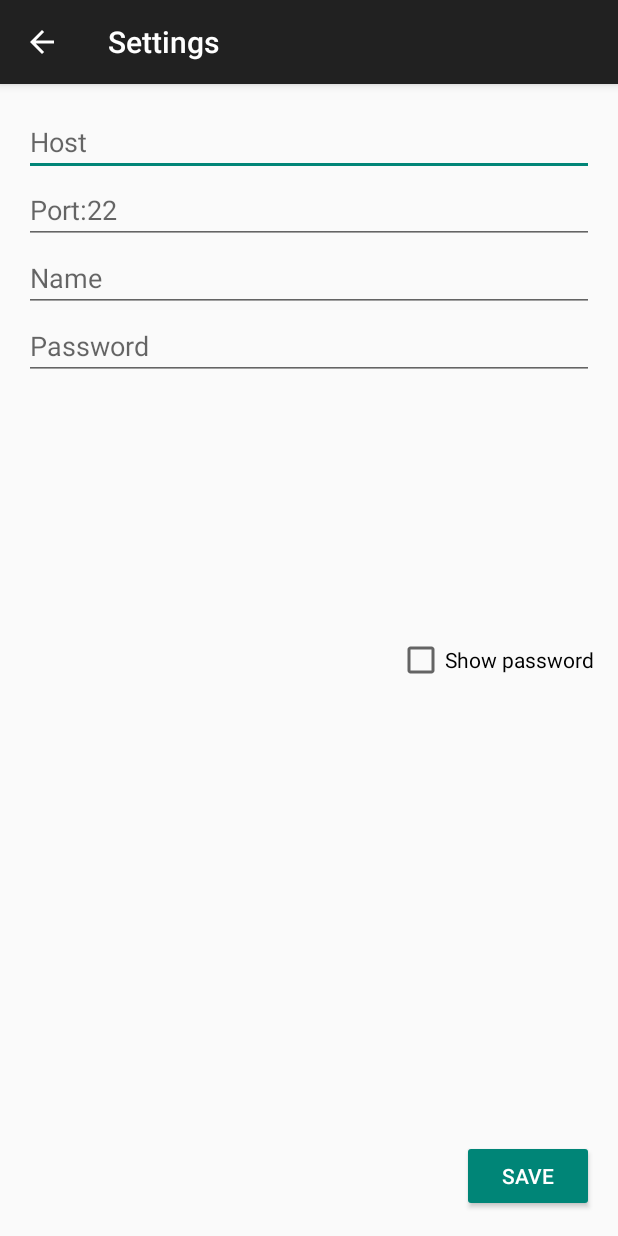
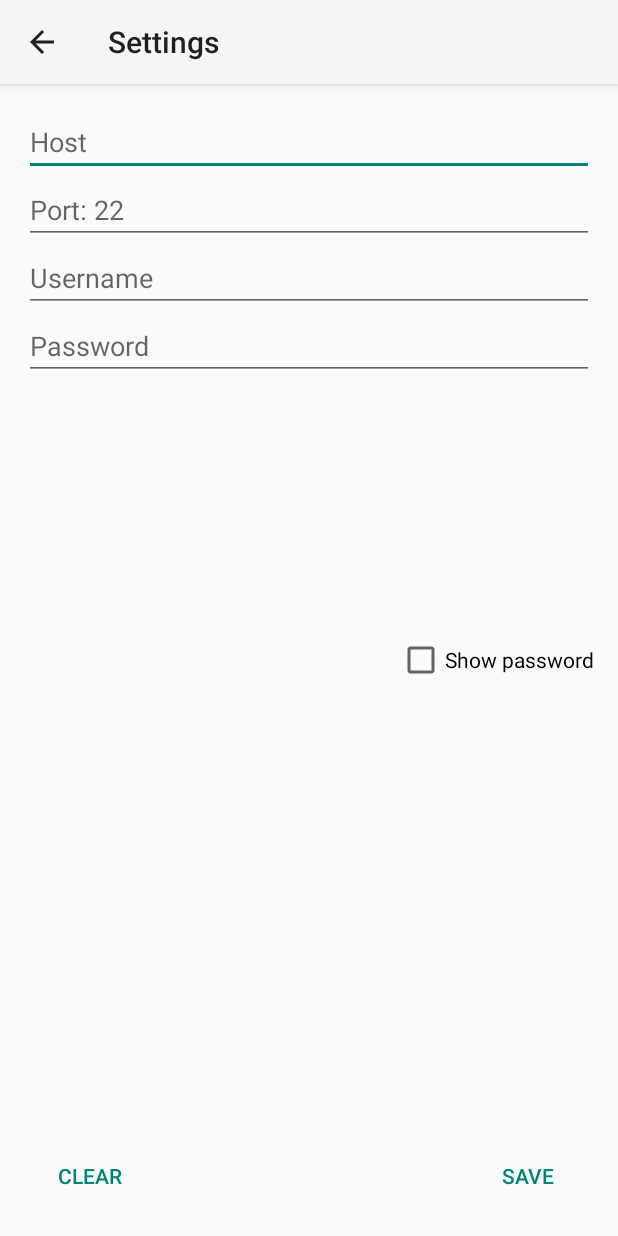
Before and after one commit to rcanalsr5/Temperature, an Android app: the screen it shows after launch (SettingsActivity), on a phone screen of 412 x 824 dp. Run offline under Robolectric (Android 15) with nearby library versions, the phone set to English and light mode, and no system bars; libraries missing offline, so code that uses them is left out: com.google.android.gms.

Commit message:
updated theme

```diff
--- a/app/build.gradle
+++ b/app/build.gradle
@@ -15,7 +15,7 @@ android {
         minSdkVersion 15
         targetSdkVersion 23
         versionCode 1
-        versionName '1.2.1'
+        versionName '1.3'
         signingConfig signingConfigs.config
     }
     buildTypes {
@@ -33,4 +33,5 @@ dependencies {
     compile files('libs/jsch-0.1.53.jar')
     compile 'com.android.support:appcompat-v7:23.0.0'
     compile 'com.android.support:support-v4:23.0.0'
+    compile 'com.google.android.gms:play-services-gcm:7.3.0'
 }
--- a/app/src/main/AndroidManifest.xml
+++ b/app/src/main/AndroidManifest.xml
@@ -5,6 +5,7 @@
     <uses-permission android:name="android.permission.INTERNET" />
     <uses-permission android:name="android.permission.ACCESS_WIFI_STATE" />
     <uses-permission android:name="android.permission.ACCESS_NETWORK_STATE" />
+    <uses-permission android:name="android.permission.VIBRATE" />
 
     <application
         android:allowBackup="true"
--- a/app/src/main/java/com/example/eugenekayuda/temperature/MainActivity.java
+++ b/app/src/main/java/com/example/eugenekayuda/temperature/MainActivity.java
@@ -1,5 +1,9 @@
 package com.example.eugenekayuda.temperature;
 
+import android.app.Activity;
+import android.app.Notification;
+import android.app.NotificationManager;
+import android.app.PendingIntent;
 import android.content.Context;
 import android.content.Intent;
 import android.content.SharedPreferences;
@@ -9,10 +13,14 @@ import android.net.ConnectivityManager;
 import android.net.NetworkInfo;
 import android.net.wifi.WifiInfo;
 import android.net.wifi.WifiManager;
+import android.nfc.Tag;
 import android.os.AsyncTask;
+import android.os.Parcel;
+import android.os.Vibrator;
 import android.support.v4.widget.SwipeRefreshLayout;
 import android.support.v7.app.AppCompatActivity;
 import android.os.Bundle;
+import android.util.Log;
 import android.view.Menu;
 import android.view.MenuItem;
 import android.view.View;
@@ -21,6 +29,7 @@ import android.widget.ProgressBar;
 import android.widget.TextView;
 import android.widget.Toast;
 
+import com.google.android.gms.gcm.GoogleCloudMessaging;
 import com.jcraft.jsch.ChannelExec;
 import com.jcraft.jsch.JSch;
 import com.jcraft.jsch.JSchException;
@@ -32,6 +41,7 @@ import java.io.IOException;
 import java.io.InputStream;
 import java.io.InputStreamReader;
 import java.text.SimpleDateFormat;
+import java.util.Calendar;
 import java.util.Date;
 import java.util.Locale;
 import java.util.Properties;
@@ -47,6 +57,9 @@ public class MainActivity extends AppCompatActivity {
 
     public SharedPreferences sPref;
     String host, port, username, password;
+
+    Vibrator vibrator;
+
     @Override
     protected void onCreate(Bundle savedInstanceState) {
         super.onCreate(savedInstanceState);
@@ -62,7 +75,7 @@ public class MainActivity extends AppCompatActivity {
             }
         });*/
 
-
+        vibrator = (Vibrator) getSystemService(Context.VIBRATOR_SERVICE);
         dateTime = (TextView) findViewById(R.id.dateTime);
         sPref = getSharedPreferences("last_results", MODE_PRIVATE);
 
@@ -75,14 +88,23 @@ public class MainActivity extends AppCompatActivity {
         String roomHum = sPref.getString("roomHum", "0");
         String outTemp = sPref.getString("outTemp", "0");
         String dateTimeS = sPref.getString("dateTime", "");
+        Calendar currentCal = Calendar.getInstance();
+        Calendar lastCal = Calendar.getInstance();
         Date currentDate = new Date();
+        currentCal.setTime(currentDate);
+
         Date lastDate = new Date(sPref.getLong("lastDate", 0));
-        long diff = (currentDate.getTime() - lastDate.getTime()) / (1000L * 60L * 60L * 24L);
+        //lastCal.set(Calendar.DATE, 30);
+        lastCal.setTime(lastDate);
+
+        int datesDiff = currentCal.get(Calendar.DATE) - lastCal.get(Calendar.DATE);
+
+        long diff = (System.currentTimeMillis() - lastDate.getTime());
         String [] updatedDate = dateTimeS.split("\n");
         //dateTime.setText(sPref.getString("lastDate", ""));
-        if (diff == 0)
+        if (datesDiff == 0)
             dateTime.setText(getString(R.string.updated_text) + ": " + updatedDate[0] + "\n" + getString(R.string.today_text));
-        else if (diff == 1)
+        else if (datesDiff == 1)
             dateTime.setText(getString(R.string.updated_text) + ": " + updatedDate[0] + "\n" + getString(R.string.yesterday_text));
         else if (dateTimeS.equals(""))
             dateTime.setText("");
@@ -125,10 +147,15 @@ public class MainActivity extends AppCompatActivity {
         // automatically handle clicks on the Home/Up button, so long
         // as you specify a parent activity in AndroidManifest.xml.
         int id = item.getItemId();
+        vibrator.vibrate(50);
+        //noinspection SimplifiableIfStatement
+        /*if (id == R.id.action_settings) {
+            return true;
+        }*/
 
-        //noinspection SimplifiableIfStatement
-        if (id == R.id.action_settings) {
-            return true;
+        switch (id){
+            case R.id.action_update: getTemperature(); break;
+            case R.id.action_settings: openSettings(); break;
         }
 
         return super.onOptionsItemSelected(item);
@@ -170,7 +197,7 @@ public class MainActivity extends AppCompatActivity {
         }
     }
 
-    private boolean isNetworkConnected() {
+   private boolean isNetworkConnected() {
         ConnectivityManager cm = (ConnectivityManager) getApplicationContext().getSystemService(Context.CONNECTIVITY_SERVICE);
 
         NetworkInfo ni = cm.getActiveNetworkInfo();
@@ -185,7 +212,7 @@ public class MainActivity extends AppCompatActivity {
 
     }
 
-    public void openSettings(MenuItem item) {
+    public void openSettings() {
         Intent intent = new Intent(MainActivity.this, SettingsActivity.class);
         startActivity(intent);
     }
--- a/app/src/main/res/layout/activity_main.xml
+++ b/app/src/main/res/layout/activity_main.xml
@@ -14,9 +14,7 @@
         android:layout_height="wrap_content"
         android:id="@+id/imageView"
         android:src="@mipmap/ic_house"
-        android:layout_alignParentTop="true"
-        android:layout_alignParentLeft="true"
-        android:layout_alignParentStart="true"
+
         android:layout_column="0"
         android:layout_row="0"
         android:layout_gravity="center_vertical" />
@@ -92,7 +90,7 @@
         android:layout_alignParentEnd="true"
         android:layout_column="5"
         android:layout_row="5"
-        style="@style/Widget.AppCompat.Button.Colored"
+        style="@style/Base.Widget.AppCompat.Button.Borderless.Colored"
         android:layout_gravity="right" />
 
     <ProgressBar
--- a/app/src/main/res/layout/activity_settings.xml
+++ b/app/src/main/res/layout/activity_settings.xml
@@ -16,9 +16,9 @@
         android:layout_alignParentStart="true"
         android:layout_alignParentRight="true"
         android:layout_alignParentEnd="true"
-        android:hint="Host"
-        android:phoneNumber="false"
-        android:singleLine="true" />
+        android:hint="@string/host_text_view"
+        android:singleLine="true"
+ />
 
     <EditText
         android:layout_width="wrap_content"
@@ -31,7 +31,7 @@
         android:layout_alignParentStart="true"
         android:layout_alignRight="@+id/buttonSave"
         android:layout_alignEnd="@+id/buttonSave"
-        android:hint="Port:22"
+        android:hint="@string/port_text_view"
         android:singleLine="true" />
 
     <EditText
@@ -40,7 +40,7 @@
         android:inputType="textPersonName"
         android:ems="10"
         android:id="@+id/username"
-        android:hint="Name"
+        android:hint="@string/username_text_view"
         android:layout_below="@+id/port"
         android:layout_alignParentLeft="true"
         android:layout_alignParentStart="true"
@@ -54,7 +54,7 @@
         android:inputType="textPassword"
         android:ems="10"
         android:id="@+id/password"
-        android:hint="Password"
+        android:hint="@string/password_text_view"
         android:layout_below="@+id/username"
         android:layout_alignParentLeft="true"
         android:layout_alignParentStart="true"
@@ -71,7 +71,7 @@
         android:layout_alignParentRight="true"
         android:layout_alignParentEnd="true"
         android:onClick="saveSettings"
-        style="@style/Base.Widget.AppCompat.Button.Colored" />
+        style="@style/Widget.AppCompat.Button.Borderless.Colored" />
 
     <CheckBox
         android:layout_width="wrap_content"
@@ -83,4 +83,15 @@
         android:layout_alignEnd="@+id/buttonSave"
         android:checked="false" />
 
+    <Button
+        android:layout_width="wrap_content"
+        android:layout_height="wrap_content"
+        android:text="@string/clear_button"
+        android:id="@+id/clearButton"
+        style="@style/Base.Widget.AppCompat.Button.Borderless.Colored"
+        android:layout_alignTop="@+id/buttonSave"
+        android:layout_alignParentLeft="true"
+        android:layout_alignParentStart="true"
+        android:onClick="clearAll" />
+
 </RelativeLayout>
--- a/app/src/main/res/menu/menu_main.xml
+++ b/app/src/main/res/menu/menu_main.xml
@@ -2,7 +2,14 @@
     xmlns:app="http://schemas.android.com/apk/res-auto"
     xmlns:tools="http://schemas.android.com/tools" tools:context=".MainActivity">
     <item android:id="@+id/action_settings" android:title="@string/action_settings"
-        android:orderInCategory="100" app:showAsAction="never" android:onClick="openSettings" />
-    <item android:id="@+id/action_update" android:title="@string/action_update"
-        android:orderInCategory="100" app:showAsAction="never" android:onClick="updateResults" />
+        android:orderInCategory="100"
+        android:icon="@android:drawable/ic_menu_manage"
+        app:showAsAction="ifRoom"
+         />
+    <item android:id="@+id/action_update"
+        android:title="@string/action_update"
+        android:orderInCategory="100"
+        app:showAsAction="always"
+        android:icon="@drawable/ic_refresh"
+         />
 </menu>
--- a/app/src/main/res/values/strings.xml
+++ b/app/src/main/res/values/strings.xml
@@ -7,13 +7,14 @@
     <string name="settings_title">Settings</string>
     <string name="title_activity_settings">Settings</string>
     <string name="show_password">Show password</string>
-    <string name="appwidget_text">Text</string>
+    <string name="appwidget_text" translatable="false">Text</string>
     <string name="add_widget">Add widget</string>
     <string name="def_temp">0°C</string>
     <string name="def_hum">0%</string>
     <string name="updated_text">Updated</string>
-    <string name="title_activity_main2">Main2Activity</string>
+    <string name="title_activity_main2" translatable="false">Main2Activity</string>
     <string name="action_example">Example action</string>
     <string name="today_text">Today</string>
     <string name="yesterday_text">Yesterday</string>
+    <string name="clear_button">Clear</string>
 </resources>
--- /dev/null
+++ b/app/src/main/res/values/strings_settings.xml
@@ -0,0 +1,7 @@
+<?xml version="1.0" encoding="utf-8"?>
+<resources>
+    <string name="host_text_view" translatable="false">Host</string>
+    <string name="port_text_view">Port: 22</string>
+    <string name="username_text_view">Username</string>
+    <string name="password_text_view">Password</string>
+</resources>
--- a/app/src/main/res/values/styles.xml
+++ b/app/src/main/res/values/styles.xml
@@ -1,7 +1,7 @@
 <resources>
 
     <!-- Base application theme. -->
-    <style name="AppTheme" parent="Theme.AppCompat.Light.DarkActionBar">
+    <style name="AppTheme" parent="Theme.AppCompat.Light">
         <!-- Customize your theme here. -->
     </style>
 
```
Also changed, not shown: app/src/main/java/com/example/eugenekayuda/temperature/SettingsActivity.java (+7 -0 lines), app/src/main/ic_refresh-web.png (added), app/src/main/res/drawable-hdpi/ic_refresh.png (added), app/src/main/res/drawable-mdpi/ic_refresh.png (added), app/src/main/res/drawable-xhdpi/ic_refresh.png (added), app/src/main/res/drawable-xxhdpi/ic_refresh.png (added), 3 other files.
